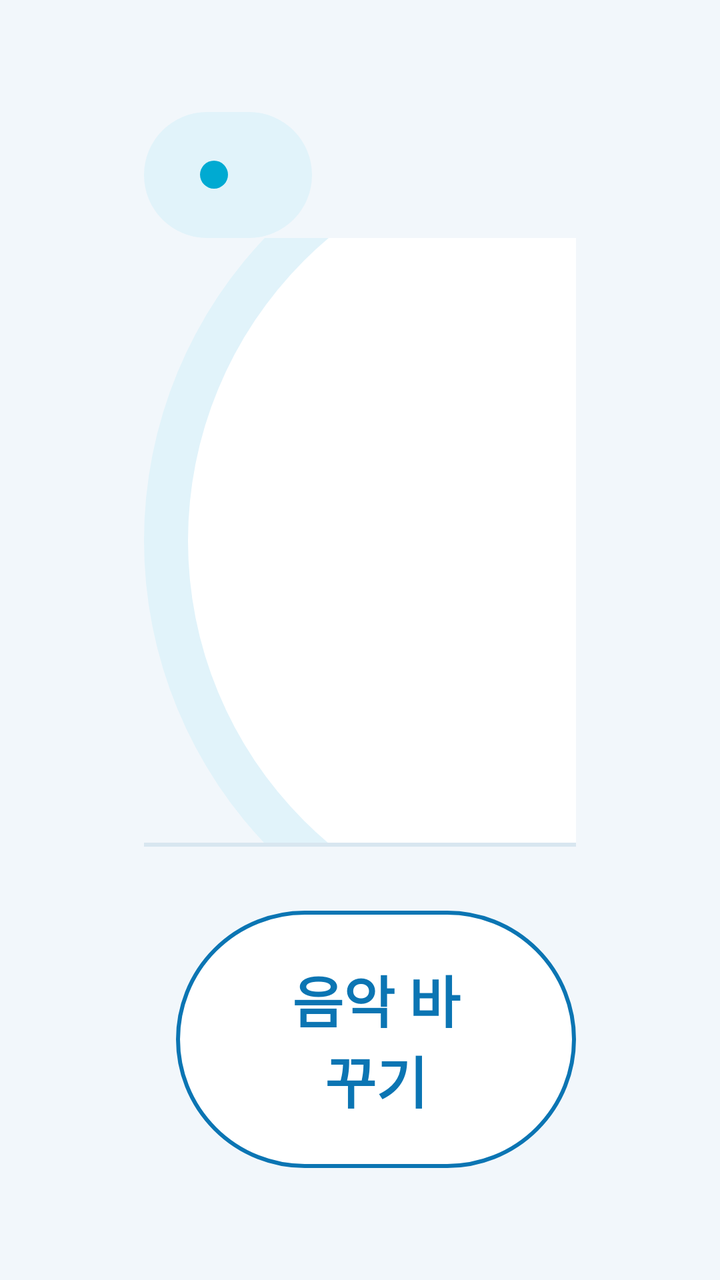
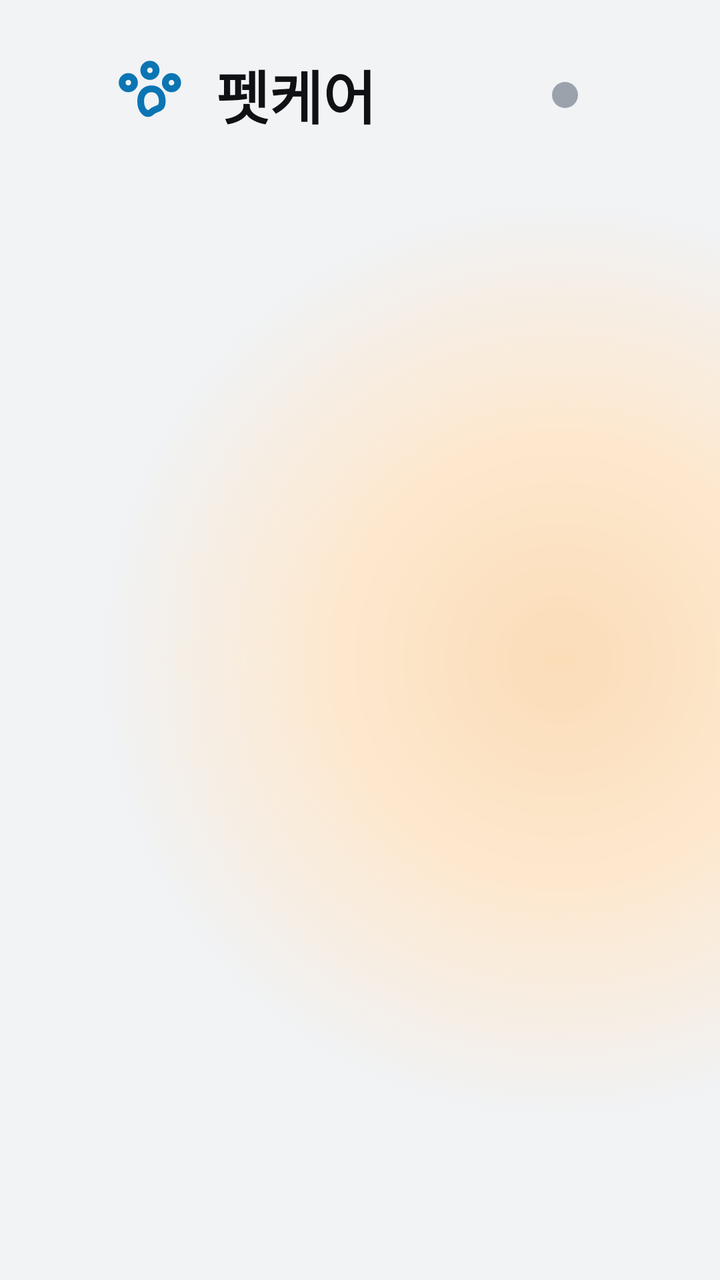

The first picture is an Android layout as it rendered before a commit; the second is the same layout after the commit. The layout source and the unified diff follow.
<!-- AndroidManifest.xml: application theme Theme.AppCompat.Light.NoActionBar -->
<!-- res/layout/screen_calming.xml -->
<?xml version="1.0" encoding="utf-8"?>
<LinearLayout xmlns:android="http://schemas.android.com/apk/res/android"
    android:layout_width="match_parent"
    android:layout_height="match_parent"
    android:background="@color/bg"
    android:orientation="vertical"
    android:paddingHorizontal="72dp"
    android:paddingVertical="56dp">

    <include android:id="@+id/top" layout="@layout/part_top" />

    <LinearLayout
        android:layout_width="match_parent"
        android:layout_height="0dp"
        android:layout_weight="1"
        android:gravity="center_vertical"
        android:orientation="horizontal">

        <include layout="@layout/part_photo" />

        <LinearLayout
            android:layout_width="0dp"
            android:layout_height="wrap_content"
            android:layout_marginStart="80dp"
            android:layout_weight="1"
            android:orientation="vertical">

            <TextView
                android:id="@+id/headline"
                style="@style/Headline"
                android:layout_width="wrap_content"
                android:layout_height="wrap_content" />

            <TextView
                android:id="@+id/sub"
                style="@style/Sub"
                android:layout_width="wrap_content"
                android:layout_height="wrap_content"
                android:layout_marginTop="16dp" />

            <include android:id="@+id/actNotify" layout="@layout/item_action" android:layout_width="match_parent" android:layout_height="wrap_content" android:layout_marginTop="32dp" />
            <include android:id="@+id/actLight" layout="@layout/item_action" android:layout_width="match_parent" android:layout_height="wrap_content" android:layout_marginTop="16dp" />
            <include android:id="@+id/actMusic" layout="@layout/item_action" android:layout_width="match_parent" android:layout_height="wrap_content" android:layout_marginTop="16dp" />
        </LinearLayout>
    </LinearLayout>

    <View
        android:layout_width="match_parent"
        android:layout_height="2dp"
        android:background="@color/line" />

    <LinearLayout
        android:layout_width="match_parent"
        android:layout_height="wrap_content"
        android:gravity="center_vertical"
        android:orientation="horizontal"
        android:paddingTop="32dp">

        <TextView
            android:id="@+id/footnote"
            style="@style/Footnote"
            android:layout_width="0dp"
            android:layout_height="wrap_content"
            android:layout_weight="1" />

        <Button
            android:id="@+id/btnMusic"
            style="@style/BtnOutline"
            android:layout_width="wrap_content"
            android:layout_height="wrap_content"
            android:layout_marginStart="16dp"
            android:text="음악 바꾸기" />

        <Button
            android:id="@+id/btnStopCalm"
            style="@style/BtnPrimary"
            android:layout_width="wrap_content"
            android:layout_height="wrap_content"
            android:layout_marginStart="16dp"
            android:text="진정 모드 끄기" />
    </LinearLayout>
</LinearLayout>
<!-- res/layout/part_top.xml (included above) -->
<?xml version="1.0" encoding="utf-8"?>
<LinearLayout xmlns:android="http://schemas.android.com/apk/res/android"
    android:layout_width="match_parent"
    android:layout_height="wrap_content"
    android:gravity="center_vertical"
    android:orientation="horizontal">

    <LinearLayout
        android:id="@+id/pill"
        android:layout_width="wrap_content"
        android:layout_height="wrap_content"
        android:background="@drawable/bg_pill_soft"
        android:gravity="center_vertical"
        android:orientation="horizontal"
        android:paddingHorizontal="28dp"
        android:paddingVertical="14dp">

        <View
            android:id="@+id/pillDot"
            android:layout_width="14dp"
            android:layout_height="14dp"
            android:background="@drawable/dot_accent" />

        <TextView
            android:id="@+id/pillText"
            android:layout_width="wrap_content"
            android:layout_height="wrap_content"
            android:layout_marginStart="14dp"
            android:textColor="@color/primary"
            android:textSize="26sp"
            android:textStyle="bold" />
    </LinearLayout>

    <Space
        android:layout_width="0dp"
        android:layout_height="0dp"
        android:layout_weight="1" />

    <TextView
        android:id="@+id/meta"
        style="@style/Meta"
        android:layout_width="wrap_content"
        android:layout_height="wrap_content" />
</LinearLayout>
<!-- res/layout/part_photo.xml (included above) -->
<?xml version="1.0" encoding="utf-8"?>
<FrameLayout xmlns:android="http://schemas.android.com/apk/res/android"
    android:id="@+id/ring"
    android:layout_width="440dp"
    android:layout_height="440dp"
    android:background="@drawable/bg_ring">

    <FrameLayout
        android:layout_width="396dp"
        android:layout_height="396dp"
        android:layout_gravity="center"
        android:background="@drawable/bg_photo_border"
        android:padding="8dp">

        <ImageView
            android:id="@+id/photo"
            android:layout_width="match_parent"
            android:layout_height="match_parent"
            android:contentDescription="@null" />
    </FrameLayout>
</FrameLayout>
<!-- res/layout/item_action.xml (included above) -->
<?xml version="1.0" encoding="utf-8"?>
<LinearLayout xmlns:android="http://schemas.android.com/apk/res/android"
    android:layout_width="match_parent"
    android:layout_height="wrap_content"
    android:background="@drawable/bg_card"
    android:gravity="center_vertical"
    android:orientation="horizontal"
    android:paddingHorizontal="32dp"
    android:paddingVertical="24dp">

    <FrameLayout
        android:layout_width="64dp"
        android:layout_height="64dp"
        android:background="@drawable/bg_tile">

        <ImageView
            android:id="@+id/icon"
            android:layout_width="34dp"
            android:layout_height="34dp"
            android:layout_gravity="center"
            android:contentDescription="@null"
            android:tint="@color/primary" />
    </FrameLayout>

    <LinearLayout
        android:layout_width="0dp"
        android:layout_height="wrap_content"
        android:layout_marginStart="24dp"
        android:layout_marginEnd="24dp"
        android:layout_weight="1"
        android:orientation="vertical">

        <TextView
            android:id="@+id/title"
            android:layout_width="wrap_content"
            android:layout_height="wrap_content"
            android:textColor="@color/ink"
            android:textSize="30sp"
            android:textStyle="bold" />

        <TextView
            android:id="@+id/sub"
            android:layout_width="wrap_content"
            android:layout_height="wrap_content"
            android:layout_marginTop="4dp"
            android:textColor="@color/muted"
            android:textSize="22sp" />

        <ProgressBar
            android:id="@+id/progress"
            style="?android:attr/progressBarStyleHorizontal"
            android:layout_width="match_parent"
            android:layout_height="8dp"
            android:layout_marginTop="10dp"
            android:progressDrawable="@drawable/progress_music"
            android:visibility="gone" />
    </LinearLayout>

    <TextView
        android:id="@+id/status"
        android:layout_width="wrap_content"
        android:layout_height="wrap_content"
        android:textColor="@color/primary"
        android:textSize="24sp"
        android:textStyle="bold" />
</LinearLayout>
<!-- resources referenced by this layout -->
<resources>
  <color name="bg">#F2F7FB</color>
  <color name="ink">#0E2A47</color>
  <color name="line">#D8E6F0</color>
  <color name="muted">#51667C</color>
  <color name="primary">#0B75B3</color>
  <!-- drawable bg_card (drawable) -->
  <shape xmlns:android="http://schemas.android.com/apk/res/android">
      <solid android:color="@color/card" />
      <corners android:radius="28dp" />
  </shape>
  <!-- drawable bg_photo_border (drawable) -->
  <shape xmlns:android="http://schemas.android.com/apk/res/android" android:shape="oval">
      <solid android:color="@color/card" />
  </shape>
  <!-- drawable bg_pill_soft (drawable) -->
  <shape xmlns:android="http://schemas.android.com/apk/res/android">
      <solid android:color="@color/tint" />
      <corners android:radius="999dp" />
  </shape>
  <!-- drawable bg_ring (drawable) -->
  <shape xmlns:android="http://schemas.android.com/apk/res/android" android:shape="oval">
      <solid android:color="@color/tint" />
  </shape>
  <!-- drawable bg_tile (drawable) -->
  <shape xmlns:android="http://schemas.android.com/apk/res/android">
      <solid android:color="@color/tint" />
      <corners android:radius="20dp" />
  </shape>
  <!-- drawable dot_accent (drawable) -->
  <shape xmlns:android="http://schemas.android.com/apk/res/android" android:shape="oval">
      <solid android:color="@color/accent" />
  </shape>
  <!-- drawable progress_music (drawable) -->
  <layer-list xmlns:android="http://schemas.android.com/apk/res/android">
      <item android:id="@android:id/background">
          <shape><solid android:color="@color/tint" /><corners android:radius="4dp" /></shape>
      </item>
      <item android:id="@android:id/progress">
          <clip><shape><solid android:color="@color/accent" /><corners android:radius="4dp" /></shape></clip>
      </item>
  </layer-list>
  <style name="BtnOutline" parent="BtnPrimary">
          <item name="android:background">@drawable/bg_btn_outline</item>
          <item name="android:textColor">@color/primary</item>
      </style>
  <style name="BtnPrimary">
          <item name="android:background">@drawable/bg_btn_primary</item>
          <item name="android:textColor">#FFFFFF</item>
          <item name="android:textSize">28sp</item>
          <item name="android:textStyle">bold</item>
          <item name="android:paddingStart">56dp</item>
          <item name="android:paddingEnd">56dp</item>
          <item name="android:paddingTop">24dp</item>
          <item name="android:paddingBottom">24dp</item>
          <item name="android:stateListAnimator">@null</item>
          <item name="android:textAllCaps">false</item>
      </style>
  <style name="Footnote">
          <item name="android:textSize">24sp</item>
          <item name="android:textColor">@color/muted</item>
      </style>
  <style name="Headline">
          <item name="android:textSize">64sp</item>
          <item name="android:textStyle">bold</item>
          <item name="android:textColor">@color/ink</item>
          <item name="android:lineSpacingMultiplier">1.1</item>
      </style>
  <style name="Meta">
          <item name="android:textSize">26sp</item>
          <item name="android:textColor">@color/muted</item>
      </style>
  <style name="Sub">
          <item name="android:textSize">30sp</item>
          <item name="android:textColor">@color/muted</item>
      </style>
  <color name="card">#FFFFFF</color>
  <color name="tint">#E1F3FA</color>
  <color name="accent">#00AAD2</color>
  <!-- drawable bg_btn_outline (drawable) -->
  <shape xmlns:android="http://schemas.android.com/apk/res/android">
      <solid android:color="@color/card" />
      <stroke android:width="2dp" android:color="@color/primary" />
      <corners android:radius="999dp" />
  </shape>
  <!-- drawable bg_btn_primary (drawable) -->
  <shape xmlns:android="http://schemas.android.com/apk/res/android">
      <solid android:color="@color/primary" />
      <corners android:radius="999dp" />
  </shape>
</resources>

<!-- the commit's change to res/layout/screen_calming.xml (unified diff, before → after) -->
@@ -3,150 +3,190 @@
     android:layout_width="match_parent"
     android:layout_height="match_parent"
     android:background="@color/bg"
-    android:orientation="vertical"
-    android:paddingHorizontal="72dp"
-    android:paddingVertical="56dp">
-
-    <include android:id="@+id/top" layout="@layout/part_top" />
+    android:orientation="vertical">
+
+    <include layout="@layout/part_bar" />
 
     <LinearLayout
         android:layout_width="match_parent"
         android:layout_height="0dp"
         android:layout_weight="1"
-        android:gravity="center_vertical"
         android:orientation="horizontal">
 
-        <include layout="@layout/part_photo" />
+        <LinearLayout
+            android:layout_width="560dp"
+            android:layout_height="match_parent"
+            android:gravity="center"
+            android:orientation="vertical">
+
+            <FrameLayout
+                android:layout_width="520dp"
+                android:layout_height="500dp">
+
+                <View
+                    android:layout_width="460dp"
+                    android:layout_height="460dp"
+                    android:layout_gravity="top|center_horizontal"
+                    android:layout_marginTop="13dp"
+                    android:background="@drawable/bg_halo_amber" />
+
+                <ImageView
+                    android:id="@+id/bust"
+                    android:layout_width="410dp"
+                    android:layout_height="473dp"
+                    android:layout_gravity="top|center_horizontal"
+                    android:layout_marginTop="26dp"
+                    android:contentDescription="@null"
+                    android:scaleType="fitCenter" />
+            </FrameLayout>
+
+            <TextView
+                android:id="@+id/name"
+                android:layout_width="wrap_content"
+                android:layout_height="wrap_content"
+                android:textColor="@color/ink"
+                android:textSize="50sp"
+                android:textStyle="bold" />
+
+            <LinearLayout
+                android:layout_width="wrap_content"
+                android:layout_height="wrap_content"
+                android:layout_marginTop="16dp"
+                android:background="@drawable/bg_pill_amber"
+                android:gravity="center_vertical"
+                android:orientation="horizontal"
+                android:paddingHorizontal="34dp"
+                android:paddingVertical="14dp">
+
+                <View
+                    android:layout_width="15dp"
+                    android:layout_height="15dp"
+                    android:background="@drawable/dot_amber" />
+
+                <TextView
+                    android:layout_width="wrap_content"
+                    android:layout_height="wrap_content"
+                    android:layout_marginStart="13dp"
+                    android:text="달래는 중"
+                    android:textColor="@color/amber"
+                    android:textSize="34sp"
+                    android:textStyle="bold" />
+            </LinearLayout>
+        </LinearLayout>
 
         <LinearLayout
             android:layout_width="0dp"
-            android:layout_height="wrap_content"
-            android:layout_marginStart="80dp"
+            android:layout_height="match_parent"
             android:layout_weight="1"
-            android:orientation="vertical">
+            android:gravity="center_vertical"
+            android:orientation="vertical"
+            android:paddingBottom="30dp"
+            android:paddingEnd="70dp">
+
+            <TextView
+                android:id="@+id/meta"
+                android:layout_width="wrap_content"
+                android:layout_height="wrap_content"
+                android:background="@drawable/bg_pill_amber"
+                android:paddingHorizontal="24dp"
+                android:paddingVertical="12dp"
+                android:textColor="@color/amber"
+                android:textSize="25sp"
+                android:textStyle="bold" />
 
             <TextView
                 android:id="@+id/headline"
-                style="@style/Headline"
-                android:layout_width="wrap_content"
-                android:layout_height="wrap_content" />
+                android:layout_width="wrap_content"
+                android:layout_height="wrap_content"
+                android:layout_marginTop="24dp"
+                android:textColor="@color/ink"
+                android:textSize="64sp"
+                android:textStyle="bold" />
 
             <TextView
                 android:id="@+id/sub"
-                style="@style/Sub"
-                android:layout_width="wrap_content"
-                android:layout_height="wrap_content"
-                android:layout_marginTop="16dp" />
-
-            <include android:id="@+id/actNotify" layout="@layout/item_action" android:layout_width="match_parent" android:layout_height="wrap_content" android:layout_marginTop="32dp" />
+                android:layout_width="wrap_content"
+                android:layout_height="wrap_content"
+                android:layout_marginTop="12dp"
+                android:text="보호자에게 알렸어요. 지금 이렇게 달래고 있어요."
+                android:textColor="@color/muted"
+                android:textSize="30sp" />
+
+            <include android:id="@+id/actVoice" layout="@layout/item_action" android:layout_width="match_parent" android:layout_height="wrap_content" android:layout_marginTop="32dp" />
             <include android:id="@+id/actLight" layout="@layout/item_action" android:layout_width="match_parent" android:layout_height="wrap_content" android:layout_marginTop="16dp" />
             <include android:id="@+id/actMusic" layout="@layout/item_action" android:layout_width="match_parent" android:layout_height="wrap_content" android:layout_marginTop="16dp" />
+
+            <TextView
+                android:id="@+id/footnote"
+                android:layout_width="wrap_content"
+                android:layout_height="wrap_content"
+                android:layout_marginTop="28dp"
+                android:drawableStart="@drawable/ic_check_primary"
+                android:drawablePadding="14dp"
+                android:gravity="center_vertical"
+                android:textColor="@color/ink2"
+                android:textSize="28sp" />
         </LinearLayout>
     </LinearLayout>
-
-    <View
-        android:layout_width="match_parent"
-        android:layout_height="2dp"
-        android:background="@color/line" />
-
-    <LinearLayout
-        android:layout_width="match_parent"
-        android:layout_height="wrap_content"
-        android:gravity="center_vertical"
-        android:orientation="horizontal"
-        android:paddingTop="32dp">
-
-        <TextView
-            android:id="@+id/footnote"
-            style="@style/Footnote"
-            android:layout_width="0dp"
-            android:layout_height="wrap_content"
-            android:layout_weight="1" />
-
-        <Button
-            android:id="@+id/btnMusic"
-            style="@style/BtnOutline"
-            android:layout_width="wrap_content"
-            android:layout_height="wrap_content"
-            android:layout_marginStart="16dp"
-            android:text="음악 바꾸기" />
-
-        <Button
-            android:id="@+id/btnStopCalm"
-            style="@style/BtnPrimary"
-            android:layout_width="wrap_content"
-            android:layout_height="wrap_content"
-            android:layout_marginStart="16dp"
-            android:text="진정 모드 끄기" />
-    </LinearLayout>
 </LinearLayout>
-<!-- res/layout/part_top.xml (included above) -->
+<!-- res/layout/part_bar.xml (included above) -->
 <?xml version="1.0" encoding="utf-8"?>
 <LinearLayout xmlns:android="http://schemas.android.com/apk/res/android"
     android:layout_width="match_parent"
-    android:layout_height="wrap_content"
+    android:layout_height="95dp"
     android:gravity="center_vertical"
-    android:orientation="horizontal">
-
-    <LinearLayout
-        android:id="@+id/pill"
-        android:layout_width="wrap_content"
-        android:layout_height="wrap_content"
-        android:background="@drawable/bg_pill_soft"
-        android:gravity="center_vertical"
-        android:orientation="horizontal"
-        android:paddingHorizontal="28dp"
-        android:paddingVertical="14dp">
-
-        <View
-            android:id="@+id/pillDot"
-            android:layout_width="14dp"
-            android:layout_height="14dp"
-            android:background="@drawable/dot_accent" />
-
-        <TextView
-            android:id="@+id/pillText"
-            android:layout_width="wrap_content"
-            android:layout_height="wrap_content"
-            android:layout_marginStart="14dp"
-            android:textColor="@color/primary"
-            android:textSize="26sp"
-            android:textStyle="bold" />
-    </LinearLayout>
+    android:orientation="horizontal"
+    android:paddingHorizontal="58dp">
+
+    <ImageView
+        android:layout_width="37dp"
+        android:layout_height="37dp"
+        android:contentDescription="@null"
+        android:src="@drawable/ic_paw"
+        android:tint="@color/primary" />
+
+    <TextView
+        android:layout_width="wrap_content"
+        android:layout_height="wrap_content"
+        android:layout_marginStart="13dp"
+        android:text="펫케어"
+        android:textColor="@color/ink"
+        android:textSize="29sp"
+        android:textStyle="bold" />
 
     <Space
         android:layout_width="0dp"
         android:layout_height="0dp"
         android:layout_weight="1" />
 
-    <TextView
-        android:id="@+id/meta"
-        style="@style/Meta"
-        android:layout_width="wrap_content"
-        android:layout_height="wrap_content" />
+    <View
+        android:id="@+id/linkDot"
+        android:layout_width="13dp"
+        android:layout_height="13dp"
+        android:background="@drawable/dot_muted" />
+
+    <TextView
+        android:id="@+id/link"
+        android:layout_width="wrap_content"
+        android:layout_height="wrap_content"
+        android:layout_marginStart="13dp"
+        android:textColor="@color/muted"
+        android:textSize="25sp" />
+
+    <TextView
+        android:id="@+id/btnEnd"
+        android:layout_width="wrap_content"
+        android:layout_height="wrap_content"
+        android:layout_marginStart="29dp"
+        android:background="@drawable/bg_btn_end"
+        android:paddingHorizontal="26dp"
+        android:paddingVertical="11dp"
+        android:text="펫케어 끝내기"
+        android:textColor="@color/ink2"
+        android:textSize="25sp"
+        android:textStyle="bold"
+        android:visibility="gone" />
 </LinearLayout>
-<!-- res/layout/part_photo.xml (included above) -->
-<?xml version="1.0" encoding="utf-8"?>
-<FrameLayout xmlns:android="http://schemas.android.com/apk/res/android"
-    android:id="@+id/ring"
-    android:layout_width="440dp"
-    android:layout_height="440dp"
-    android:background="@drawable/bg_ring">
-
-    <FrameLayout
-        android:layout_width="396dp"
-        android:layout_height="396dp"
-        android:layout_gravity="center"
-        android:background="@drawable/bg_photo_border"
-        android:padding="8dp">
-
-        <ImageView
-            android:id="@+id/photo"
-            android:layout_width="match_parent"
-            android:layout_height="match_parent"
-            android:contentDescription="@null" />
-    </FrameLayout>
-</FrameLayout>
 <!-- res/layout/item_action.xml (included above) -->
 <?xml version="1.0" encoding="utf-8"?>
 <LinearLayout xmlns:android="http://schemas.android.com/apk/res/android"
<!-- resource entries referenced after the edit -->
@@ -1,37 +1,51 @@
 <!-- resources referenced by this layout -->
 <resources>
-  <color name="bg">#F2F7FB</color>
-  <color name="ink">#0E2A47</color>
-  <color name="line">#D8E6F0</color>
-  <color name="muted">#51667C</color>
+  <color name="amber">#C46205</color>
+  <color name="bg">#F1F3F5</color>
+  <color name="ink">#0F1115</color>
+  <color name="ink2">#262D35</color>
+  <color name="muted">#5F6772</color>
   <color name="primary">#0B75B3</color>
+  <!-- drawable bg_btn_end (drawable) -->
+  <shape xmlns:android="http://schemas.android.com/apk/res/android">
+      <stroke android:width="3dp" android:color="@color/outline" />
+      <corners android:radius="999dp" />
+  </shape>
   <!-- drawable bg_card (drawable) -->
   <shape xmlns:android="http://schemas.android.com/apk/res/android">
       <solid android:color="@color/card" />
-      <corners android:radius="28dp" />
+      <corners android:radius="37dp" />
   </shape>
-  <!-- drawable bg_photo_border (drawable) -->
+  <!-- drawable bg_halo_amber (drawable) -->
   <shape xmlns:android="http://schemas.android.com/apk/res/android" android:shape="oval">
-      <solid android:color="@color/card" />
+      <gradient android:type="radial" android:gradientRadius="50%" android:startColor="#FBDDB8" android:centerColor="#FDE8CF" android:endColor="#00FDE8CF" />
   </shape>
-  <!-- drawable bg_pill_soft (drawable) -->
+  <!-- drawable bg_pill_amber (drawable) -->
   <shape xmlns:android="http://schemas.android.com/apk/res/android">
-      <solid android:color="@color/tint" />
+      <solid android:color="@color/amber_tint" />
       <corners android:radius="999dp" />
-  </shape>
-  <!-- drawable bg_ring (drawable) -->
-  <shape xmlns:android="http://schemas.android.com/apk/res/android" android:shape="oval">
-      <solid android:color="@color/tint" />
   </shape>
   <!-- drawable bg_tile (drawable) -->
   <shape xmlns:android="http://schemas.android.com/apk/res/android">
       <solid android:color="@color/tint" />
       <corners android:radius="20dp" />
   </shape>
-  <!-- drawable dot_accent (drawable) -->
+  <!-- drawable dot_amber (drawable) -->
   <shape xmlns:android="http://schemas.android.com/apk/res/android" android:shape="oval">
-      <solid android:color="@color/accent" />
+      <solid android:color="@color/amber" />
   </shape>
+  <!-- drawable dot_muted (drawable) -->
+  <shape xmlns:android="http://schemas.android.com/apk/res/android" android:shape="oval">
+      <solid android:color="#9AA2AC" />
+  </shape>
+  <!-- drawable ic_check_primary (drawable) -->
+  <vector xmlns:android="http://schemas.android.com/apk/res/android" android:width="32dp" android:height="32dp" android:viewportWidth="24" android:viewportHeight="24">
+      <path android:pathData="M5,12l5,5L20,7" android:strokeColor="@color/primary" android:strokeWidth="2.6" android:strokeLineCap="round" android:strokeLineJoin="round" android:fillColor="#00000000" />
+  </vector>
+  <!-- drawable ic_paw (drawable) -->
+  <vector xmlns:android="http://schemas.android.com/apk/res/android" android:width="24dp" android:height="24dp" android:viewportWidth="24" android:viewportHeight="24">
+      <path android:pathData="M9,4a2,2 0,1 0,4 0a2,2 0,1 0,-4 0M16,8a2,2 0,1 0,4 0a2,2 0,1 0,-4 0M2,8a2,2 0,1 0,4 0a2,2 0,1 0,-4 0M8,14c0,-2.5 1.5,-4 3.5,-4s3.5,1.5 3.5,4c0,3 -2,2 -3.5,3.5S8,17 8,14Z" android:strokeColor="#FFFFFFFF" android:strokeWidth="2.2" android:strokeLineCap="round" android:strokeLineJoin="round" android:fillColor="#00000000" />
+  </vector>
   <!-- drawable progress_music (drawable) -->
   <layer-list xmlns:android="http://schemas.android.com/apk/res/android">
       <item android:id="@android:id/background">
@@ -41,53 +55,10 @@
           <clip><shape><solid android:color="@color/accent" /><corners android:radius="4dp" /></shape></clip>
       </item>
   </layer-list>
-  <style name="BtnOutline" parent="BtnPrimary">
-          <item name="android:background">@drawable/bg_btn_outline</item>
-          <item name="android:textColor">@color/primary</item>
-      </style>
-  <style name="BtnPrimary">
-          <item name="android:background">@drawable/bg_btn_primary</item>
-          <item name="android:textColor">#FFFFFF</item>
-          <item name="android:textSize">28sp</item>
-          <item name="android:textStyle">bold</item>
-          <item name="android:paddingStart">56dp</item>
-          <item name="android:paddingEnd">56dp</item>
-          <item name="android:paddingTop">24dp</item>
-          <item name="android:paddingBottom">24dp</item>
-          <item name="android:stateListAnimator">@null</item>
-          <item name="android:textAllCaps">false</item>
-      </style>
-  <style name="Footnote">
-          <item name="android:textSize">24sp</item>
-          <item name="android:textColor">@color/muted</item>
-      </style>
-  <style name="Headline">
-          <item name="android:textSize">64sp</item>
-          <item name="android:textStyle">bold</item>
-          <item name="android:textColor">@color/ink</item>
-          <item name="android:lineSpacingMultiplier">1.1</item>
-      </style>
-  <style name="Meta">
-          <item name="android:textSize">26sp</item>
-          <item name="android:textColor">@color/muted</item>
-      </style>
-  <style name="Sub">
-          <item name="android:textSize">30sp</item>
-          <item name="android:textColor">@color/muted</item>
-      </style>
+  <color name="outline">#CDD3DA</color>
   <color name="card">#FFFFFF</color>
-  <color name="tint">#E1F3FA</color>
+  <color name="amber_tint">#FDEEDD</color>
+  <color name="tint">#E3EFF7</color>
   <color name="accent">#00AAD2</color>
-  <!-- drawable bg_btn_outline (drawable) -->
-  <shape xmlns:android="http://schemas.android.com/apk/res/android">
-      <solid android:color="@color/card" />
-      <stroke android:width="2dp" android:color="@color/primary" />
-      <corners android:radius="999dp" />
-  </shape>
-  <!-- drawable bg_btn_primary (drawable) -->
-  <shape xmlns:android="http://schemas.android.com/apk/res/android">
-      <solid android:color="@color/primary" />
-      <corners android:radius="999dp" />
-  </shape>
 </resources>
 
